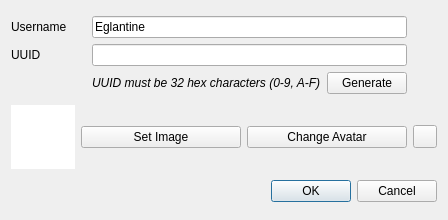
This is src/yuzu/configuration/system/new_user_dialog.ui in joaotominsilva-dev/Charis-Emu as Qt 5 draws it before an edit. The edited form follows.
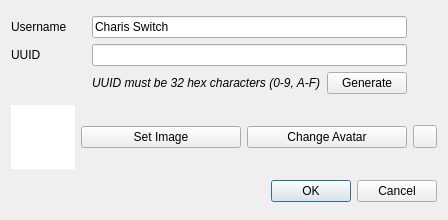
This is the edited form.

Commit message: Charis 1.1: full Charis branding, Portuguese, covers, continue card, updates, Moonlight merge

Patch:
```diff
--- a/src/yuzu/configuration/system/new_user_dialog.ui
+++ b/src/yuzu/configuration/system/new_user_dialog.ui
@@ -57,7 +57,7 @@
      <item row="0" column="1" colspan="2">
       <widget class="QLineEdit" name="username">
        <property name="text">
-        <string>Eglantine</string>
+        <string>Charis Switch</string>
        </property>
       </widget>
      </item>
```
The commit also changes 45 other files.
